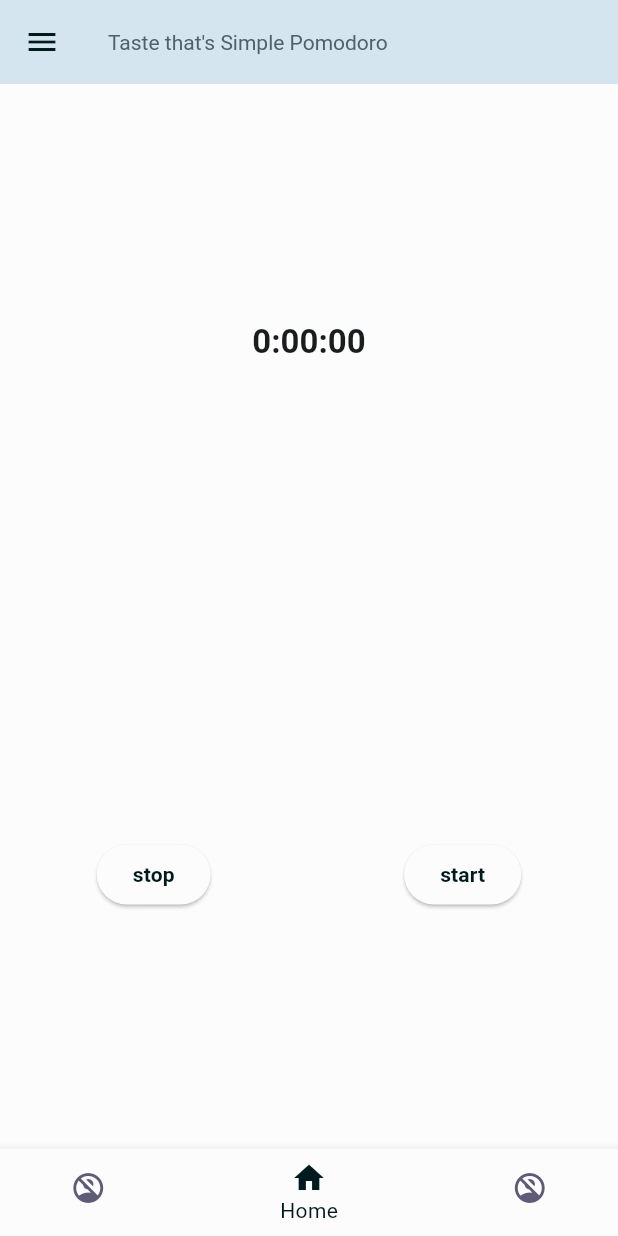
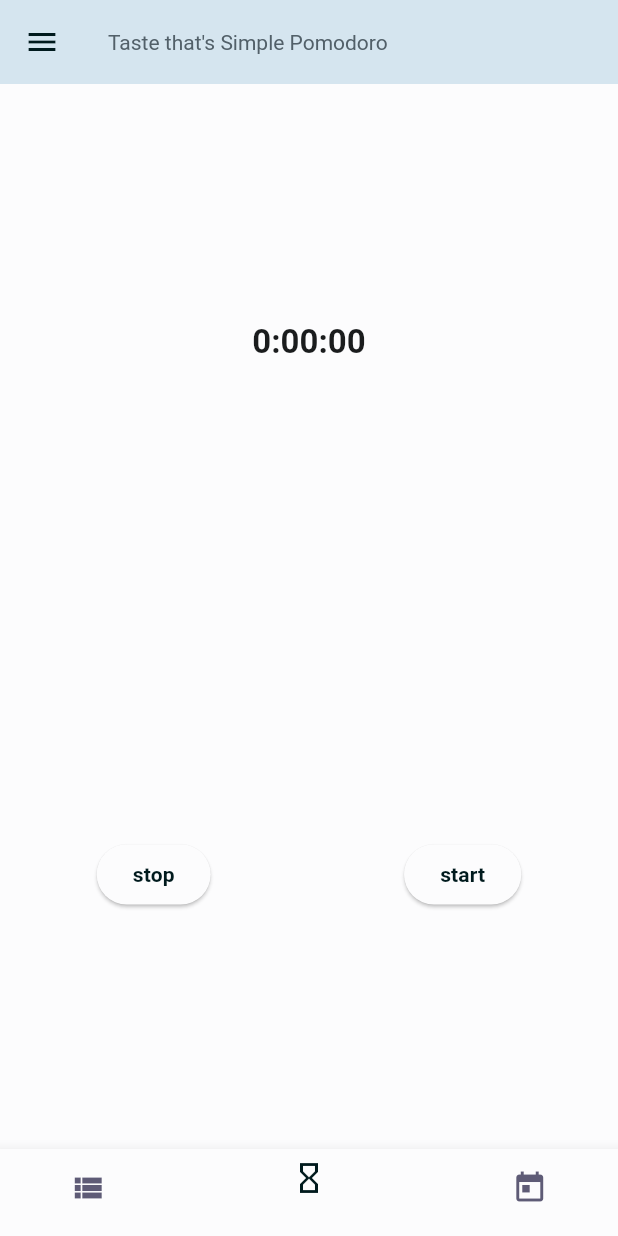
Before and after one commit to sakanafuto/pomodoro, a Flutter app: the screen it shows after launch, on a phone screen of 412 x 824 dp. Run offline on Flutter 3.47's test engine with Material 2 defaults, Android fonts, the phone set to English and light mode, and no system bars; our stand-ins replace google_fonts, hooks_riverpod.

Commit message:
:sparkles: かんたんなListViewページの実装

```diff
--- a/lib/main.dart
+++ b/lib/main.dart
@@ -1,9 +1,8 @@
 import 'package:flutter/material.dart';
 import 'package:pomodoro/theme/app_theme.dart';
+import 'package:pomodoro/ui/component/bottom_navigation_bar_view.dart';
 
 import 'package:hooks_riverpod/hooks_riverpod.dart';
-import 'package:pomodoro/ui/component/bottom_navigation_bar_view.dart';
-import 'package:pomodoro/ui/home/home_screen.dart';
 void main() => runApp(const ProviderScope(child: MyApp()));
 
 class MyApp extends StatelessWidget {
@@ -15,7 +14,6 @@ class MyApp extends StatelessWidget {
       theme: AppThemeData.mainThemeData,
       title: 'GreedApp',
       home: Scaffold(
-        body: HomeScreen(),
         bottomNavigationBar: BottomNavigationBarView(),
       ),
     );
--- a/lib/ui/component/bottom_navigation_bar_view.dart
+++ b/lib/ui/component/bottom_navigation_bar_view.dart
@@ -1,5 +1,6 @@
 import 'package:flutter/material.dart';
 import 'package:pomodoro/ui/home/home_screen.dart';
+import 'package:pomodoro/ui/timer/timer_list_screen.dart';
 
 import 'package:hooks_riverpod/hooks_riverpod.dart';
 
@@ -15,7 +16,7 @@ class BottomNavigationBarView extends ConsumerWidget {
   BottomNavigationBarView({Key? key}) : super(key: key);
 
   final _pages = [
-    const Text("no"),
+    TimerListScreen(),
     HomeScreen(),
     const Text("no2"),
   ];
@@ -34,16 +35,16 @@ class BottomNavigationBarView extends ConsumerWidget {
           type: BottomNavigationBarType.shifting,
           items: const [
             BottomNavigationBarItem(
-              icon: Icon(Icons.no_accounts),
-              label: "null",
+              icon: Icon(Icons.view_list),
+              label: "",
             ),
             BottomNavigationBarItem(
-              icon: Icon(Icons.home),
-              label: "Home",
+              icon: Icon(Icons.hourglass_empty_outlined),
+              label: "",
             ),
             BottomNavigationBarItem(
-              icon: Icon(Icons.no_accounts),
-              label: "null",
+              icon: Icon(Icons.today),
+              label: "",
             ),
           ],
           currentIndex: ref.watch(appTabTypeProvider).index,
--- a/lib/ui/home/home_screen.dart
+++ b/lib/ui/home/home_screen.dart
@@ -47,7 +47,7 @@ class HomeScreen extends HookConsumerWidget {
                   },
                   child: const Text("start")),
             ],
-          )
+          ),
         ],
       ),
     );
```
Also changed, not shown: lib/ui/timer/timer_list_screen.dart (added, +48 -0 lines).
